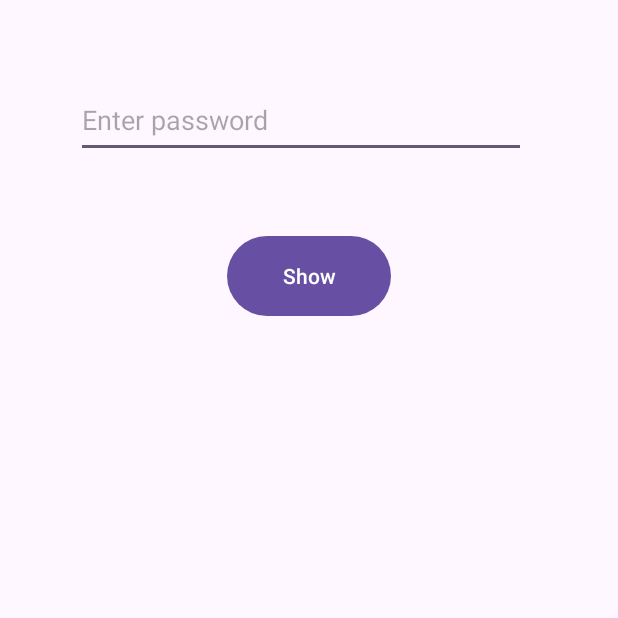
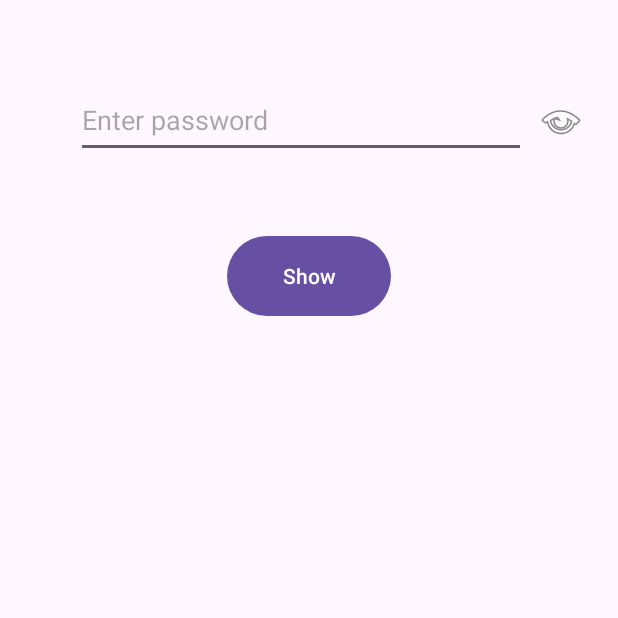
Before and after one commit to ronenvek/taz, an Android app: the screen it shows after launch (MainActivity), on a phone screen of 412 x 824 dp, the part 342-960 px from its top. Run offline under Robolectric (Android 15) with nearby library versions, the phone set to English and light mode, and no system bars.

Commit message:
added show pass button

```diff
--- a/app/src/main/java/com/ronen/taz/MainActivity.java
+++ b/app/src/main/java/com/ronen/taz/MainActivity.java
@@ -4,8 +4,10 @@ package com.ronen.taz;
 import android.content.Intent;
 
 import android.os.Bundle;
+import android.text.InputType;
 import android.widget.Button;
 import android.widget.EditText;
+import android.widget.ImageButton;
 
 import androidx.appcompat.app.AppCompatActivity;
 
@@ -28,5 +30,19 @@ public class MainActivity extends AppCompatActivity {
             intent.putExtra("password", password);
             startActivity(intent);
         });
+
+        ImageButton showPasswordButton = findViewById(R.id.showPasswordButton);
+
+        showPasswordButton.setOnClickListener(v -> {
+            if (passwordInput.getInputType() == (InputType.TYPE_CLASS_TEXT | InputType.TYPE_TEXT_VARIATION_PASSWORD)) {
+                // Show password
+                passwordInput.setInputType(InputType.TYPE_CLASS_TEXT | InputType.TYPE_TEXT_VARIATION_VISIBLE_PASSWORD);
+            } else {
+                // Hide password
+                passwordInput.setInputType(InputType.TYPE_CLASS_TEXT | InputType.TYPE_TEXT_VARIATION_PASSWORD);
+            }
+            // Keep cursor at the end
+            passwordInput.setSelection(passwordInput.getText().length());
+        });
     }
 }
--- a/app/src/main/res/layout/activity_main.xml
+++ b/app/src/main/res/layout/activity_main.xml
@@ -19,6 +19,18 @@
         app:layout_constraintHorizontal_bias="0.45"
         app:layout_constraintStart_toStartOf="parent" />
 
+    <ImageButton
+        android:id="@+id/showPasswordButton"
+        android:layout_width="50dp"
+        android:layout_height="50dp"
+        android:background="?android:selectableItemBackgroundBorderless"
+        android:src="@android:drawable/ic_menu_view"
+        android:contentDescription="Toggle password visibility"
+        app:layout_constraintBottom_toBottomOf="@id/passwordInput"
+        app:layout_constraintStart_toEndOf="@id/passwordInput"
+        app:layout_constraintEnd_toEndOf="parent"
+        android:layout_marginEnd="16dp"/>
+
     <Button
         android:id="@+id/loginButton"
         android:layout_width="109dp"
```
